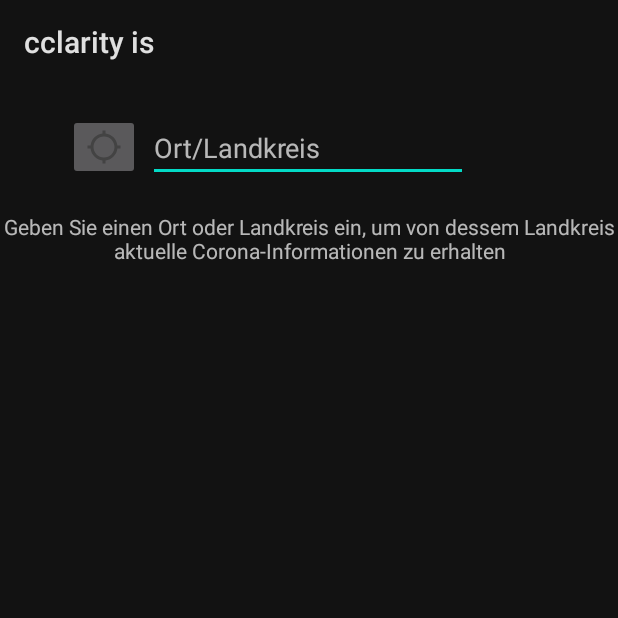
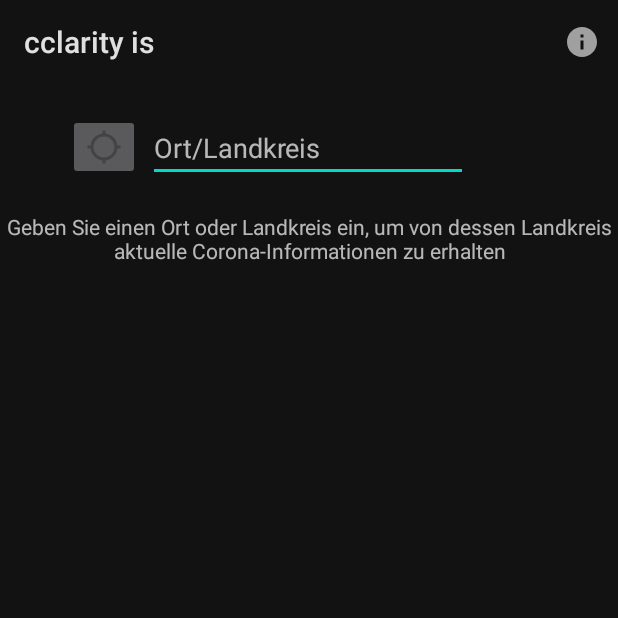
Before and after one commit to L30N3N/cclarity_is, an Android app: the screen it shows after launch (MainActivity), on a phone screen of 412 x 824 dp, the top half of it. Run offline under Robolectric (Android 15) with nearby library versions, the phone set to English and light mode, and no system bars.

Commit message:
Info Button eingefügt

```diff
--- a/app/src/main/java/de/dhbwmatinf19ai1/cclarityis/MainActivity.java
+++ b/app/src/main/java/de/dhbwmatinf19ai1/cclarityis/MainActivity.java
@@ -5,6 +5,7 @@ import androidx.core.app.ActivityCompat;
 import androidx.fragment.app.FragmentManager;
 
 import android.Manifest;
+import android.app.AlertDialog;
 import android.content.Context;
 import android.content.Intent;
 import android.content.pm.PackageManager;
@@ -12,6 +13,9 @@ import android.location.Location;
 import android.os.Bundle;
 import android.provider.Settings;
 import android.util.Log;
+import android.view.Menu;
+import android.view.MenuInflater;
+import android.view.MenuItem;
 import android.widget.Toast;
 
 import com.google.android.gms.location.FusedLocationProviderClient;
@@ -67,6 +71,33 @@ public class MainActivity extends AppCompatActivity {
         }
     }
 
+    @Override
+    public boolean onCreateOptionsMenu(Menu menu) {
+        MenuInflater inflater = getMenuInflater();
+        inflater.inflate(R.menu.menu, menu);
+        return true;
+    }
+
+    @Override
+    public boolean onOptionsItemSelected(MenuItem item) {
+        switch (item.getItemId()) {
+            case R.id.info:
+                AlertDialog.Builder builder = new AlertDialog.Builder(MainActivity.this);
+                builder.setTitle("Info");
+                builder.setIcon(R.drawable.ic_baseline_info_24);
+                builder.setMessage("Verwendete Quellen: \n - RKI API (https://services7.arcgis.com/) \n - Openstreetmap  \n - Tourismus-Wegweiser (https://tourismus-wegweiser.de/json/) \n\n Alle Angaben ohne Gewähr \n\n\n Entwickler: \n Tobias Schweikart \n Leon Nehring \n Yannick Schroth");
+                builder.show();
+                return true;
+
+
+            default:
+                // If we got here, the user's action was not recognized.
+                // Invoke the superclass to handle it.
+                return super.onOptionsItemSelected(item);
+
+        }
+    }
+
     private void setupGeofence(){
         if (ActivityCompat.checkSelfPermission(this, Manifest.permission.ACCESS_BACKGROUND_LOCATION) != PackageManager.PERMISSION_GRANTED && ActivityCompat.checkSelfPermission(this, Manifest.permission.ACCESS_COARSE_LOCATION) != PackageManager.PERMISSION_GRANTED) {
             // TODO: Consider calling
--- /dev/null
+++ b/app/src/main/res/drawable/ic_baseline_info_24.xml
@@ -0,0 +1,10 @@
+<vector xmlns:android="http://schemas.android.com/apk/res/android"
+    android:width="24dp"
+    android:height="24dp"
+    android:viewportWidth="24"
+    android:viewportHeight="24"
+    android:tint="?attr/colorControlNormal">
+  <path
+      android:fillColor="@android:color/white"
+      android:pathData="M12,2C6.48,2 2,6.48 2,12s4.48,10 10,10 10,-4.48 10,-10S17.52,2 12,2zM13,17h-2v-6h2v6zM13,9h-2L11,7h2v2z"/>
+</vector>
--- /dev/null
+++ b/app/src/main/res/menu/menu.xml
@@ -0,0 +1,10 @@
+<?xml version="1.0" encoding="utf-8"?>
+<menu xmlns:android="http://schemas.android.com/apk/res/android"
+    xmlns:app="http://schemas.android.com/apk/res-auto">
+    <item
+        android:id="@+id/info"
+        android:title="Info"
+        android:icon="@drawable/ic_baseline_info_24"
+        app:showAsAction="ifRoom"
+        />
+</menu>
--- a/app/src/main/res/values/strings.xml
+++ b/app/src/main/res/values/strings.xml
@@ -2,7 +2,7 @@
     <string name="app_name">cclarity is</string>
     <string name="button_name">Run</string>
     <string name="eingabefeld_hint">Ort/Landkreis</string>
-    <string name="information">Geben Sie einen Ort oder Landkreis ein, um von dessem Landkreis aktuelle Corona-Informationen zu erhalten</string>
+    <string name="information">Geben Sie einen Ort oder Landkreis ein, um von dessen Landkreis aktuelle Corona-Informationen zu erhalten</string>
     <!-- TODO: Remove or change this placeholder text -->
     <string name="hello_blank_fragment">Hello blank fragment</string>
 
```
